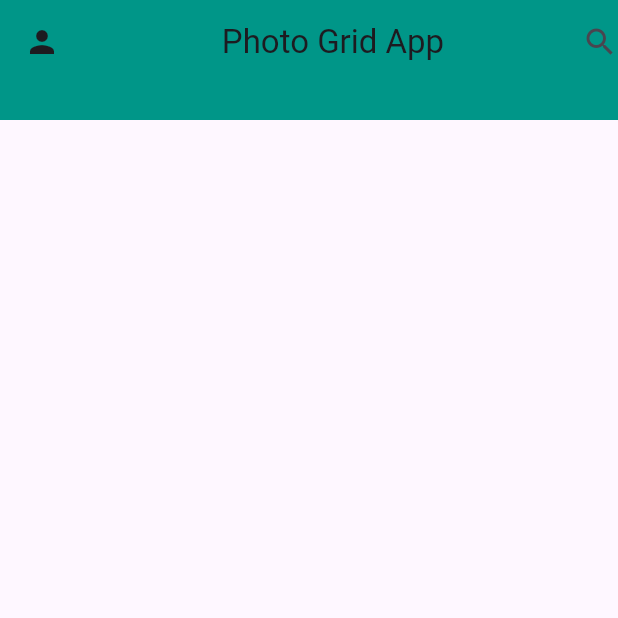
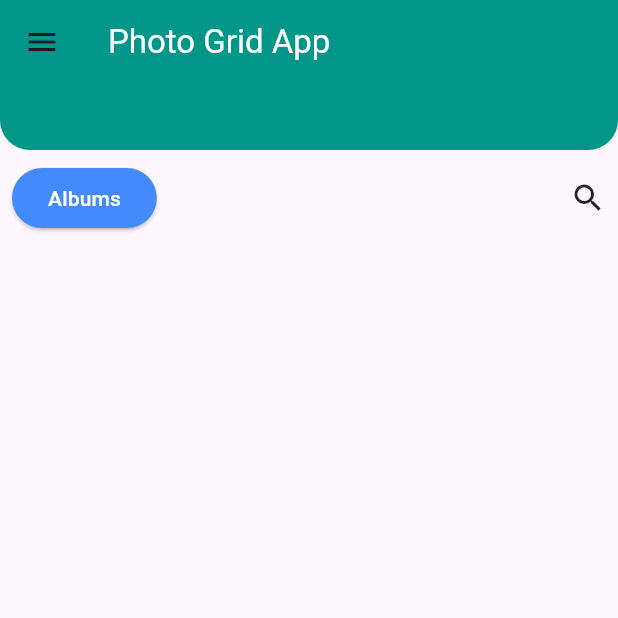
Before and after one commit to sujit471/image_grid_view, a Flutter app: the screen it shows after launch, on a phone screen of 412 x 824 dp, the top half of it. Run offline on Flutter 3.47's test engine with Material 3 defaults, Android fonts, the phone set to English and light mode, and no system bars; network calls fail.

Commit message:
Update Gridview.dart

```diff
--- a/lib/screens/Gridview.dart
+++ b/lib/screens/Gridview.dart
@@ -8,22 +8,20 @@ class PhotoGridScreen extends StatelessWidget {
   Widget build(BuildContext context) {
     return Scaffold(
       appBar: PreferredSize(
-        preferredSize: Size.fromHeight(80),
-
-        child: Container(
-          decoration: BoxDecoration(
-              borderRadius: BorderRadius.only(
-                bottomLeft: Radius.circular(40.0),
-                bottomRight: Radius.circular(40.0),
-              )
+        preferredSize: Size.fromHeight(100),
+        child: AppBar(
+          shape: const RoundedRectangleBorder(
+            borderRadius: BorderRadius.vertical(
+              bottom: Radius.circular(20),
             ),
-          child: AppBar(
-
-            title: Center(child: Text('Photo Grid App')),
-            leading :Icon(Icons.person),
-            actions: [Icon(Icons.search)],
+          ),
+          title: const Text(
+            'Photo Grid App',
+            style: TextStyle(color: Colors.white),
+          ),
+          leading: Icon(Icons.menu),
+          // actions: [Icon(Icons.search)],
           backgroundColor: Colors.teal,
-          ),
         ),
       ),
       body: Consumer<PhotoProvider>(
@@ -33,12 +31,27 @@ class PhotoGridScreen extends StatelessWidget {
           } else {
             return Padding(
               padding: const EdgeInsets.all(8.0),
+              child: Column(
+
+                children: [
+                   Row(
+                     mainAxisAlignment: MainAxisAlignment.spaceBetween,
+                    children: [
+                      ElevatedButton(onPressed:(){},style:ButtonStyle(
+                        backgroundColor:  MaterialStateProperty.all<Color>(Colors.blueAccent),
+                      ) , child: const Text("Albums",style: TextStyle(color: Colors.white),),),
+                      const Icon(Icons.search)
+                    ],
+
+                  ),
+                  SizedBox(height: 20,),
+                  Expanded(
                     child: GridView.builder(
-                gridDelegate: SliverGridDelegateWithFixedCrossAxisCount(
+                      gridDelegate: const SliverGridDelegateWithFixedCrossAxisCount(
                         crossAxisCount: 3,
                         childAspectRatio: 1,
-                  crossAxisSpacing: 8,
-                  mainAxisSpacing: 8,
+                        crossAxisSpacing: 15,
+                        mainAxisSpacing: 15,
                       ),
                       itemCount: photoProvider.photos.length,
                       itemBuilder: (context, index) {
@@ -78,6 +91,9 @@ class PhotoGridScreen extends StatelessWidget {
                         );
                       },
                     ),
+                  ),
+                ],
+              ),
             );
           }
         },
```
Lines whose indentation alone changed are shown as unchanged.
